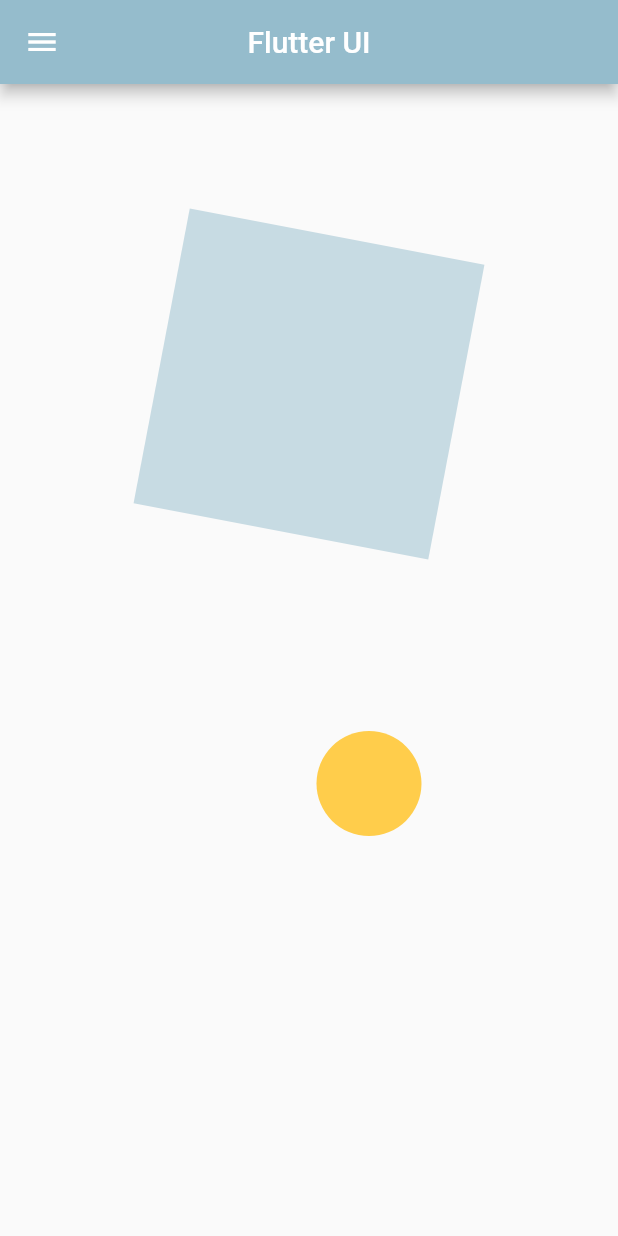
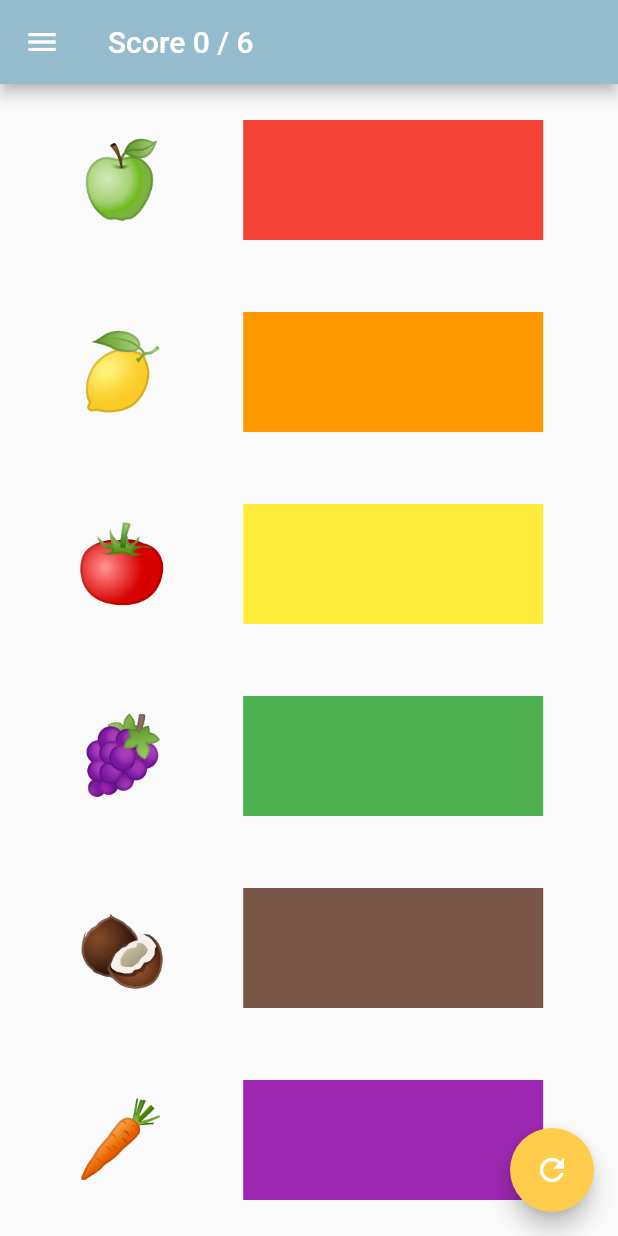
Before and after one commit to chokriChaima/Flutter_UI_Research, a Flutter app: the screen it shows after launch, on a phone screen of 412 x 824 dp. Run offline on Flutter 3.47's test engine with Material 2 defaults, Android fonts, the phone set to English and light mode, and no system bars; our stand-ins replace hexcolor, video_player.

Commit message:
final commit

```diff
--- a/lib/main.dart
+++ b/lib/main.dart
@@ -1,5 +1,6 @@
 import 'package:flutter/material.dart';
 import 'package:hexcolor/hexcolor.dart';
+import 'package:tester_app/views/color_game.dart';
 import 'package:tester_app/views/home.dart';
 import 'package:tester_app/views/list_view.dart';
 void main() {
@@ -25,7 +26,7 @@ class MyApp extends StatelessWidget {
         ),
        ),
       // home: const ListViewExample(title: 'Dynamic user interface'),
-      home : const Home()
+      home : const ColorGame()
 
   );
 
--- /dev/null
+++ b/lib/views/color_game.dart
@@ -0,0 +1,94 @@
+import 'dart:math';
+
+import 'package:flutter/material.dart';
+import 'custom_widgets/emoji.dart';
+import 'custom_widgets/side_bar.dart';
+
+class ColorGame extends StatefulWidget {
+  const ColorGame({Key? key}) : super(key: key);
+
+  @override
+  State<ColorGame> createState() => _ColorGameState();
+}
+
+class _ColorGameState extends State<ColorGame> {
+  final Map choices = {
+    '🍏': Colors.green,
+    '🍋': Colors.yellow,
+    '🍅': Colors.red,
+    '🍇': Colors.purple,
+    '🥥': Colors.brown,
+    '🥕': Colors.orange
+  };
+  final Map<String, bool> score = {};
+  int seed = 0;
+
+  @override
+  Widget build(BuildContext context) {
+    return Scaffold(
+      drawer: const SideBar(),
+        appBar: AppBar(
+            title: Text('Score ${score.length} / 6'),
+            backgroundColor: Theme.of(context).colorScheme.primary),
+        floatingActionButton: FloatingActionButton(
+          child: const Icon(Icons.refresh),
+          onPressed: () {
+            setState(() {
+              score.clear();
+              seed++;
+            });
+          },
+        ),
+        body: Row(
+        mainAxisAlignment: MainAxisAlignment.spaceEvenly,
+        children: [
+          Column(
+              mainAxisAlignment: MainAxisAlignment.spaceAround,
+              children: choices.keys.map((emoji) {
+                return Draggable<String>(
+                  data: emoji,
+                  child: Emoji(emoji: score[emoji] == true ? '✅' : emoji),
+                  feedback: Emoji(emoji: score[emoji] == true ? '✅' : emoji),
+                  childWhenDragging:const  Emoji(emoji: '🌱'),
+                );
+              }).toList()),
+
+          Column(
+            mainAxisAlignment: MainAxisAlignment.spaceAround,
+            crossAxisAlignment: CrossAxisAlignment.start,
+            children:
+                choices.keys.map((emoji) => _buildDragTarget(emoji)).toList()
+                  ..shuffle(Random(seed)),
+                  // .. : cascade notation
+          )
+        ],
+      ),);
+  }
+
+  Widget _buildDragTarget(emoji) {
+    return DragTarget<String>(
+      builder: (BuildContext context, List<String?> incoming, List rejected) {
+        if (score[emoji] == true) {
+          return Container(
+            color: Colors.grey[100],
+            child:  Text('Correct!',style: TextStyle(fontWeight: FontWeight.w600,color: Theme.of(context).colorScheme.primary,fontSize: 18),),
+            alignment: Alignment.center,
+            height: 80,
+            width: 200,
+          );
+        } else {
+          return Container(color: choices[emoji], height: 80, width: 200);
+        }
+      },
+      onWillAccept: (data) => data == emoji,
+      onAccept: (data) {
+        setState(() {
+          score[emoji] = true;
+
+        });
+      },
+      onLeave: (data) {},
+    );
+  }
+
+}
--- /dev/null
+++ b/lib/views/custom_widgets/emoji.dart
@@ -0,0 +1,27 @@
+import 'package:flutter/material.dart';
+
+class Emoji extends StatelessWidget {
+  const Emoji({Key? key, required this.emoji}) : super(key: key);
+
+  final String emoji;
+
+  double getFontSize() {
+    if (emoji == '✅') return 40;
+    return 50;
+  }
+
+  @override
+  Widget build(BuildContext context) {
+    return Material(
+      color: Colors.transparent,
+      child: Container(
+        alignment: Alignment.center,
+        height: 70,
+        child: Text(
+          emoji,
+          style: TextStyle(color: Colors.black, fontSize: getFontSize()),
+        ),
+      ),
+    );
+  }
+}
--- a/lib/views/custom_widgets/expantion_tile.dart
+++ b/lib/views/custom_widgets/expantion_tile.dart
@@ -17,10 +17,12 @@ class TestItem extends StatelessWidget {
   // trailing: Text("Far right",style: TextStyle(fontSize: 10.0, fontWeight: FontWeight.w500)),
   children: <Widget>[
     ListTile(
+
       title: Text(
         desc,
         style: const TextStyle(fontWeight: FontWeight.w700),
       ),
+
     )
   ],
 );
--- a/lib/views/custom_widgets/list_view_seperated_example.dart
+++ b/lib/views/custom_widgets/list_view_seperated_example.dart
@@ -17,7 +17,7 @@ class ListViewSeperatedExample extends StatelessWidget {
             Icon(Icons.more_vert)],
       ),
       body: ListView.separated(
-        separatorBuilder: ((context, index) => const Divider(height: 2,)),
+        separatorBuilder: ((context, index) => const Divider(thickness: 2,)),
           itemCount: 3,
           itemBuilder: (context,index)=>TestItem(desc: "testing number $index", title: "builder")
           )
--- a/lib/views/grid_view.dart
+++ b/lib/views/grid_view.dart
@@ -22,7 +22,7 @@ class GridViewExapmle extends StatelessWidget {
             child: GridView.builder(
               itemCount: 4,
               gridDelegate: const SliverGridDelegateWithFixedCrossAxisCount(
-                  crossAxisCount: 3,
+                  crossAxisCount: 2,
                   crossAxisSpacing: 15.0,
                   mainAxisSpacing: 15.0
               ),
--- a/lib/views/list_view.dart
+++ b/lib/views/list_view.dart
@@ -36,7 +36,11 @@ class ListViewExample extends StatelessWidget {
         body: Padding(
           padding: const EdgeInsets.fromLTRB(18.0, 20, 18, 0),
           child: ListView(
+
             children: [
+              ListView(
+
+              ),
               ElevatedButton(
                   onPressed: () => Navigator.push(
                       context,
--- a/pubspec.yaml
+++ b/pubspec.yaml
@@ -35,6 +35,7 @@ flutter:
   uses-material-design: true
 
   assets:
+    - assets/audio.mp3
     - assets/images/
     - assets/video.mp4
 
```
Also changed, not shown: lib/views/custom_widgets/animations.dart (+31 -1 lines), lib/views/custom_widgets/demo_card.dart (added, +44 -0 lines), lib/views/custom_widgets/side_bar.dart (+24 -4 lines), lib/views/home.dart (+31 -11 lines), lib/views/semi_models/item.dart (added, +18 -0 lines), 1 other file.
